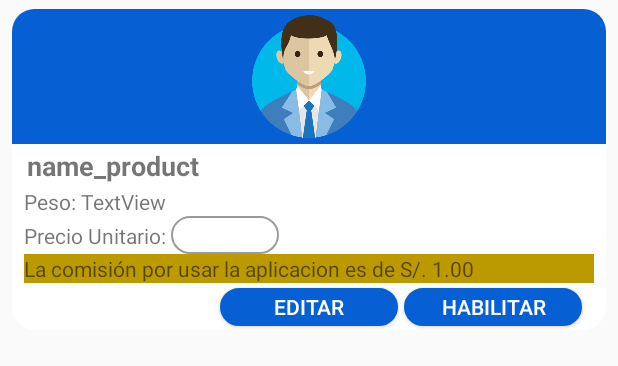
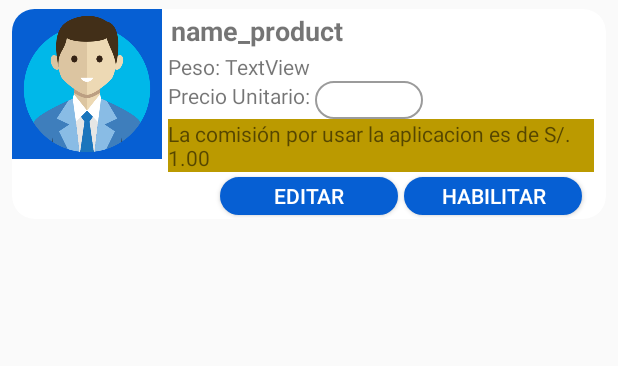
Before and after one commit to OrlandoMora963/AppProveedor, an Android app: the layout custom_mis_pedidos.xml on its own in the app's theme, with its tools: preview values and no code run, on a phone screen of 412 x 824 dp. Shown: the top 366 px of the screen. Run offline under Robolectric (Android 15) with nearby library versions, the phone set to English and light mode, and no system bars; network calls fail.

Commit message:
modificacion de custom mis pedidos

```diff
--- a/app/src/main/res/layout/custom_mis_pedidos.xml
+++ b/app/src/main/res/layout/custom_mis_pedidos.xml
@@ -23,37 +23,36 @@
 
             <ImageView
                 android:id="@+id/image_product"
-                android:layout_width="match_parent"
-                android:layout_height="90dp"
+                android:layout_width="100dp"
+                android:layout_height="100dp"
                 android:background="@color/fondoitems"
                 android:src="@drawable/avatar"
-                app:layout_constraintEnd_toEndOf="parent"
                 app:layout_constraintStart_toStartOf="parent"
                 app:layout_constraintTop_toTopOf="parent" />
 
             <TextView
                 android:id="@+id/gas_camion_name"
-                android:layout_width="match_parent"
+                android:layout_width="0dp"
                 android:layout_height="wrap_content"
-                android:layout_marginStart="8dp"
+                android:layout_marginStart="4dp"
                 android:layout_marginEnd="8dp"
                 android:padding="2dp"
                 android:text="name_product"
                 android:textSize="18dp"
                 android:textStyle="bold"
-                app:layout_constraintBottom_toTopOf="@+id/textView"
                 app:layout_constraintEnd_toEndOf="parent"
-                app:layout_constraintStart_toStartOf="parent"
-                app:layout_constraintTop_toBottomOf="@+id/image_product" />
+                app:layout_constraintStart_toEndOf="@+id/image_product"
+                app:layout_constraintTop_toTopOf="parent" />
 
             <TextView
                 android:id="@+id/textView"
                 android:layout_width="wrap_content"
                 android:layout_height="wrap_content"
-                android:layout_marginStart="8dp"
+                android:layout_marginStart="4dp"
                 android:text="Peso: "
+                app:layout_constraintBottom_toTopOf="@+id/textView11"
                 app:layout_constraintEnd_toStartOf="@+id/txtPeso"
-                app:layout_constraintStart_toStartOf="parent"
+                app:layout_constraintStart_toEndOf="@+id/image_product"
                 app:layout_constraintTop_toBottomOf="@+id/gas_camion_name" />
 
             <TextView
@@ -62,6 +61,7 @@
                 android:layout_height="wrap_content"
                 android:layout_marginEnd="8dp"
                 android:text="TextView"
+                app:layout_constraintBottom_toTopOf="@+id/textView11"
                 app:layout_constraintEnd_toEndOf="parent"
                 app:layout_constraintStart_toEndOf="@+id/textView"
                 app:layout_constraintTop_toBottomOf="@+id/gas_camion_name" />
@@ -70,11 +70,10 @@
                 android:id="@+id/textView11"
                 android:layout_width="wrap_content"
                 android:layout_height="wrap_content"
-                android:layout_marginStart="8dp"
+                android:layout_marginStart="4dp"
                 android:text="Precio Unitario: "
-                app:layout_constraintBottom_toTopOf="@+id/textView13"
                 app:layout_constraintEnd_toStartOf="@+id/etxtPrecioUnitario"
-                app:layout_constraintStart_toStartOf="parent"
+                app:layout_constraintStart_toEndOf="@+id/image_product"
                 app:layout_constraintTop_toBottomOf="@+id/textView" />
 
             <EditText
@@ -85,8 +84,7 @@
                 android:ems="10"
                 android:enabled="false"
                 android:gravity="center"
-                android:inputType="number"
-                app:layout_constraintBottom_toTopOf="@+id/textView13"
+                android:inputType="numberDecimal"
                 app:layout_constraintStart_toEndOf="@+id/textView11"
                 app:layout_constraintTop_toBottomOf="@+id/txtPeso" />
 
@@ -94,13 +92,13 @@
                 android:id="@+id/textView13"
                 android:layout_width="0dp"
                 android:layout_height="wrap_content"
-                android:layout_marginStart="8dp"
+                android:layout_marginStart="4dp"
                 android:layout_marginEnd="8dp"
                 android:background="@color/warning"
                 android:text="La comisión por usar la aplicacion es de S/. 1.00"
                 app:layout_constraintBottom_toTopOf="@+id/guardar_misproductos"
                 app:layout_constraintEnd_toEndOf="parent"
-                app:layout_constraintStart_toStartOf="parent"
+                app:layout_constraintStart_toEndOf="@+id/image_product"
                 app:layout_constraintTop_toBottomOf="@+id/etxtPrecioUnitario" />
 
             <Button
--- a/build.gradle
+++ b/build.gradle
@@ -7,7 +7,7 @@ buildscript {
 
     }
     dependencies {
-        classpath 'com.android.tools.build:gradle:4.0.0'
+        classpath 'com.android.tools.build:gradle:3.5.3'
 
         // NOTE: Do not place your application dependencies here; they belong
         // in the individual module build.gradle files
```
Also changed, not shown: app/src/main/java/com/example/appproveedorgas/MainActivity.java (+7 -0 lines).
